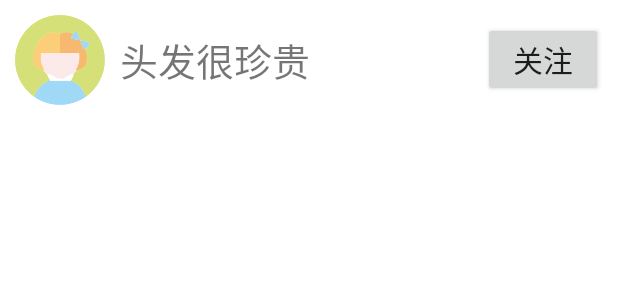
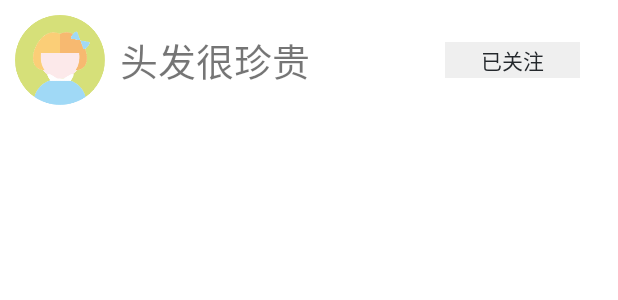
Before and after one commit to ChenxiLiLi/TouTiao, an Android app: the layout item_focus_user.xml on its own in the app's theme, with its tools: preview values and no code run, on a phone screen of 412 x 824 dp. Shown: the top 300 px of the screen. Run offline under Robolectric (Android 15) with nearby library versions, the phone set to English and light mode, and no system bars.

Commit message:
关注界面item修改

```diff
--- a/app/src/main/java/com/bytedance/toutiao/ui/person/FocusActivityAdapter.java
+++ b/app/src/main/java/com/bytedance/toutiao/ui/person/FocusActivityAdapter.java
@@ -29,7 +29,7 @@ public class FocusActivityAdapter extends RecyclerView.Adapter<FocusActivityAdap
     @NonNull
     @Override
     public ViewHolder onCreateViewHolder(@NonNull ViewGroup parent, int viewType) {
-        View view = LayoutInflater.from(context).inflate(R.layout.item_focus, parent, false);
+        View view = LayoutInflater.from(context).inflate(R.layout.item_focus_user, parent, false);
         return new ViewHolder(view);
     }
 
--- a/app/src/main/res/layout/item_focus.xml
+++ b/app/src/main/res/layout/item_focus.xml
@@ -1,5 +1,9 @@
 <?xml version="1.0" encoding="utf-8"?>
 <layout xmlns:android="http://schemas.android.com/apk/res/android">
+
+    <data>
+
+    </data>
     <LinearLayout
         android:layout_width="match_parent"
         android:layout_height="@dimen/dp_65"
--- a/app/src/main/res/layout/item_focus_user.xml
+++ b/app/src/main/res/layout/item_focus_user.xml
@@ -28,14 +28,17 @@
             android:textSize="@dimen/sp_25"
             android:gravity="center_vertical"/>
 
-        <Button
-            android:id="@+id/button_focus"
-            android:layout_width="@dimen/dp_80"
-            android:layout_height="@dimen/dp_50"
-            android:layout_marginRight="@dimen/dp_10"
-            android:text="关注"
-            android:textSize="@dimen/sp_20"
-            android:gravity="center"/>
+        <TextView
+            android:id="@+id/btn_focus"
+            android:layout_width="@dimen/dp_0"
+            android:layout_height="@dimen/dp_24"
+            android:layout_weight="1"
+            android:layout_marginRight="@dimen/dp_25"
+            android:gravity="center"
+            android:layout_gravity="center"
+            android:background="@color/titleGrey"
+            android:text="已关注"
+            android:textColor="@color/textGrey"/>
 
     </LinearLayout>
 </layout>
```
Also changed, not shown: app/src/main/java/com/bytedance/toutiao/ui/person/FocusActivity.java (+0 -13 lines).
